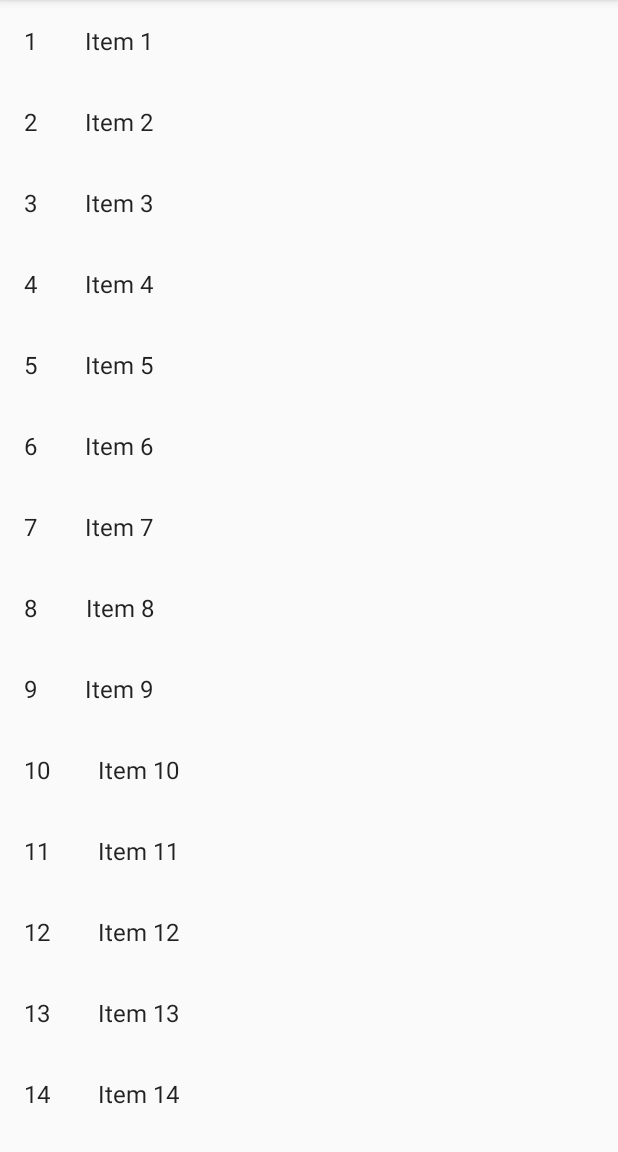
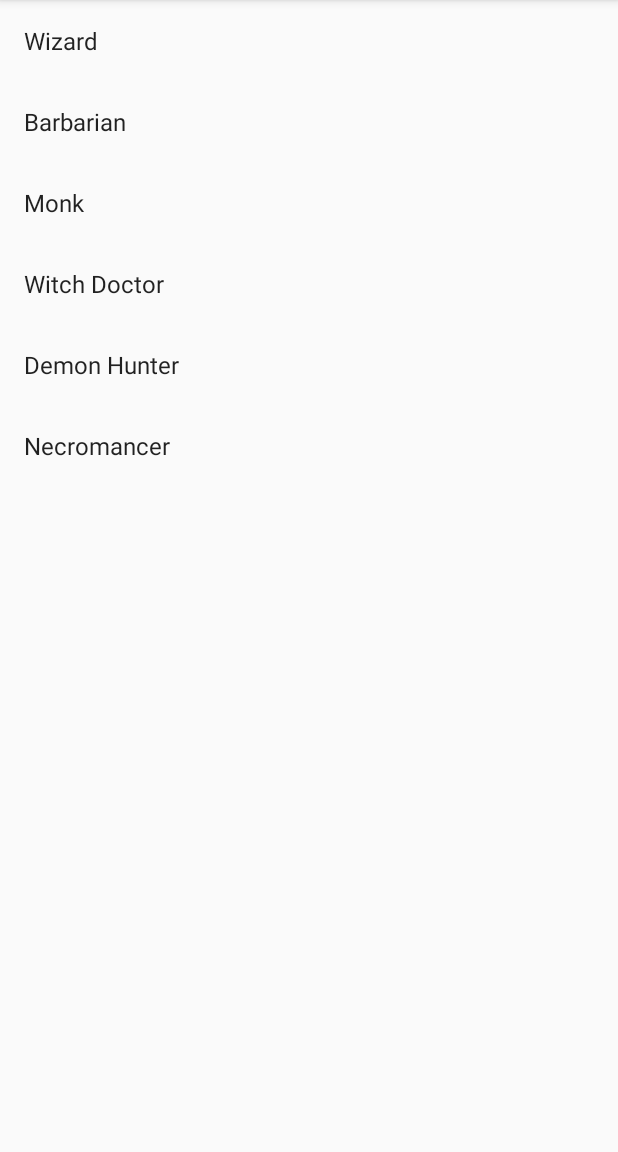
Before and after one commit to gregorysholl/d3-icy-veins-android, an Android app: the ItemFragment screen opened directly, with no data from a screen before it, on a phone screen of 412 x 824 dp, the part 84-1236 px from its top. Run offline under Robolectric (Android 15) with nearby library versions, the phone set to English and light mode, and no system bars.

```diff
--- a/app/src/main/java/com/example/d3companion/list/ItemFragment.kt
+++ b/app/src/main/java/com/example/d3companion/list/ItemFragment.kt
@@ -12,7 +12,7 @@ import android.view.ViewGroup
 import com.example.d3companion.R
 
 import com.example.d3companion.list.dummy.DummyContent
-import com.example.d3companion.list.dummy.DummyContent.DummyItem
+import com.example.d3companion.models.D3Class
 
 /**
  * A fragment representing a list of Items.
@@ -80,7 +80,7 @@ class ItemFragment : Fragment() {
      */
     interface OnListFragmentInteractionListener {
         // TODO: Update argument type and name
-        fun onListFragmentInteraction(item: DummyItem?)
+        fun onListFragmentInteraction(item: D3Class?)
     }
 
     companion object {
--- a/app/src/main/java/com/example/d3companion/list/ListActivity.kt
+++ b/app/src/main/java/com/example/d3companion/list/ListActivity.kt
@@ -2,13 +2,14 @@ package com.example.d3companion.list
 
 import androidx.appcompat.app.AppCompatActivity
 import android.os.Bundle
+import android.util.Log
 import com.example.d3companion.R
-import com.example.d3companion.list.dummy.DummyContent
+import com.example.d3companion.models.D3Class
 
 class ListActivity : AppCompatActivity(), ItemFragment.OnListFragmentInteractionListener {
 
-    override fun onListFragmentInteraction(item: DummyContent.DummyItem?) {
-        TODO("not implemented") //To change body of created functions use File | Settings | File Templates.
+    override fun onListFragmentInteraction(item: D3Class?) {
+        Log.d("DEBUG", item?.name)
     }
 
     override fun onCreate(savedInstanceState: Bundle?) {
--- a/app/src/main/java/com/example/d3companion/list/MyItemRecyclerViewAdapter.kt
+++ b/app/src/main/java/com/example/d3companion/list/MyItemRecyclerViewAdapter.kt
@@ -9,7 +9,7 @@ import com.example.d3companion.R
 
 
 import com.example.d3companion.list.ItemFragment.OnListFragmentInteractionListener
-import com.example.d3companion.list.dummy.DummyContent.DummyItem
+import com.example.d3companion.models.D3Class
 
 import kotlinx.android.synthetic.main.fragment_item.view.*
 
@@ -19,7 +19,7 @@ import kotlinx.android.synthetic.main.fragment_item.view.*
  * TODO: Replace the implementation with code for your data type.
  */
 class MyItemRecyclerViewAdapter(
-    private val mValues: List<DummyItem>,
+    private val mValues: List<D3Class>,
     private val mListener: OnListFragmentInteractionListener?
 ) : RecyclerView.Adapter<MyItemRecyclerViewAdapter.ViewHolder>() {
 
@@ -27,7 +27,7 @@ class MyItemRecyclerViewAdapter(
 
     init {
         mOnClickListener = View.OnClickListener { v ->
-            val item = v.tag as DummyItem
+            val item = v.tag as D3Class
             // Notify the active callbacks interface (the activity, if the fragment is attached to
             // one) that an item has been selected.
             mListener?.onListFragmentInteraction(item)
@@ -42,8 +42,7 @@ class MyItemRecyclerViewAdapter(
 
     override fun onBindViewHolder(holder: ViewHolder, position: Int) {
         val item = mValues[position]
-        holder.mIdView.text = item.id
-        holder.mContentView.text = item.content
+        holder.mContentView.text = item.name
 
         with(holder.mView) {
             tag = item
@@ -54,7 +53,6 @@ class MyItemRecyclerViewAdapter(
     override fun getItemCount(): Int = mValues.size
 
     inner class ViewHolder(val mView: View) : RecyclerView.ViewHolder(mView) {
-        val mIdView: TextView = mView.item_number
         val mContentView: TextView = mView.content
 
         override fun toString(): String {
--- a/app/src/main/java/com/example/d3companion/list/dummy/DummyContent.kt
+++ b/app/src/main/java/com/example/d3companion/list/dummy/DummyContent.kt
@@ -1,7 +1,7 @@
 package com.example.d3companion.list.dummy
 
+import com.example.d3companion.models.D3Class
 import java.util.ArrayList
-import java.util.HashMap
 
 /**
  * Helper class for providing sample content for user interfaces created by
@@ -14,44 +14,18 @@ object DummyContent {
     /**
      * An array of sample (dummy) items.
      */
-    val ITEMS: MutableList<DummyItem> = ArrayList()
-
-    /**
-     * A map of sample (dummy) items, by ID.
-     */
-    val ITEM_MAP: MutableMap<String, DummyItem> = HashMap()
-
-    private val COUNT = 25
+    val ITEMS: MutableList<D3Class> = ArrayList()
 
     init {
-        // Add some sample items.
-        for (i in 1..COUNT) {
-            addItem(createDummyItem(i))
-        }
+        addItem(D3Class("Wizard"))
+        addItem(D3Class("Barbarian"))
+        addItem(D3Class("Monk"))
+        addItem(D3Class("Witch Doctor"))
+        addItem(D3Class("Demon Hunter"))
+        addItem(D3Class("Necromancer"))
     }
 
-    private fun addItem(item: DummyItem) {
+    private fun addItem(item: D3Class) {
         ITEMS.add(item)
-        ITEM_MAP.put(item.id, item)
-    }
-
-    private fun createDummyItem(position: Int): DummyItem {
-        return DummyItem(position.toString(), "Item " + position, makeDetails(position))
-    }
-
-    private fun makeDetails(position: Int): String {
-        val builder = StringBuilder()
-        builder.append("Details about Item: ").append(position)
-        for (i in 0..position - 1) {
-            builder.append("\nMore details information here.")
-        }
-        return builder.toString()
-    }
-
-    /**
-     * A dummy item representing a piece of content.
-     */
-    data class DummyItem(val id: String, val content: String, val details: String) {
-        override fun toString(): String = content
     }
 }
--- /dev/null
+++ b/app/src/main/java/com/example/d3companion/models/D3Class.kt
@@ -0,0 +1,5 @@
+package com.example.d3companion.models
+
+data class D3Class(val name: String) {
+    override fun toString(): String = name
+}
--- a/app/src/main/res/layout/fragment_item.xml
+++ b/app/src/main/res/layout/fragment_item.xml
@@ -3,13 +3,6 @@
               android:layout_width="wrap_content"
               android:layout_height="wrap_content"
               android:orientation="horizontal">
-
-    <TextView
-            android:id="@+id/item_number"
-            android:layout_width="wrap_content"
-            android:layout_height="wrap_content"
-            android:layout_margin="@dimen/text_margin"
-            android:textAppearance="?attr/textAppearanceListItem"/>
 
     <TextView
             android:id="@+id/content"
```
